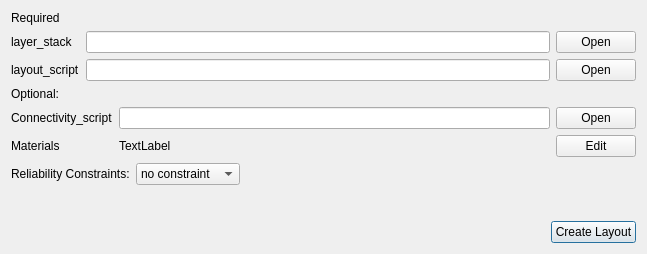
Qt form qt/ui/editLayout.ui (e3da/PowerSynth2-gui) before a commit.
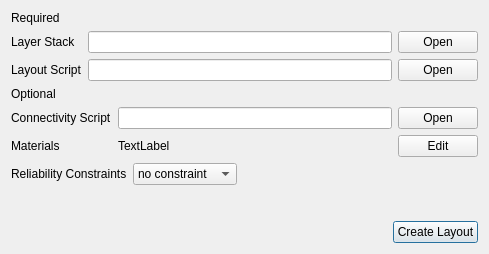
The same form after that commit.

What changed in the file:
```diff
--- a/qt/ui/editLayout.ui
+++ b/qt/ui/editLayout.ui
@@ -6,7 +6,7 @@
    <rect>
     <x>0</x>
     <y>0</y>
-    <width>647</width>
+    <width>489</width>
     <height>254</height>
    </rect>
   </property>
@@ -32,17 +32,11 @@
      <item>
       <widget class="QPushButton" name="btn_create_project">
        <property name="sizePolicy">
-        <sizepolicy hsizetype="Maximum" vsizetype="Preferred">
+        <sizepolicy hsizetype="Preferred" vsizetype="Preferred">
          <horstretch>0</horstretch>
          <verstretch>0</verstretch>
         </sizepolicy>
        </property>
-       <property name="maximumSize">
-        <size>
-         <width>100</width>
-         <height>16777215</height>
-        </size>
-       </property>
        <property name="text">
         <string>Create Layout</string>
        </property>
@@ -81,7 +75,7 @@
         </sizepolicy>
        </property>
        <property name="text">
-        <string>Reliability Constraints:</string>
+        <string>Reliability Constraints</string>
        </property>
       </widget>
      </item>
@@ -154,12 +148,6 @@
          <height>0</height>
         </size>
        </property>
-       <property name="maximumSize">
-        <size>
-         <width>85</width>
-         <height>16777215</height>
-        </size>
-       </property>
        <property name="text">
         <string>Open</string>
        </property>
@@ -168,7 +156,7 @@
      <item row="0" column="0">
       <widget class="QLabel" name="label_5">
        <property name="text">
-        <string>Connectivity_script</string>
+        <string>Connectivity Script</string>
        </property>
       </widget>
      </item>
@@ -187,6 +175,12 @@
      </item>
      <item row="1" column="1">
       <widget class="QLabel" name="default_mat_lib">
+       <property name="minimumSize">
+        <size>
+         <width>100</width>
+         <height>0</height>
+        </size>
+       </property>
        <property name="text">
         <string>TextLabel</string>
        </property>
@@ -227,12 +221,6 @@
          <height>0</height>
         </size>
        </property>
-       <property name="maximumSize">
-        <size>
-         <width>85</width>
-         <height>16777215</height>
-        </size>
-       </property>
        <property name="text">
         <string>Open</string>
        </property>
@@ -252,12 +240,6 @@
          <height>0</height>
         </size>
        </property>
-       <property name="maximumSize">
-        <size>
-         <width>85</width>
-         <height>16777215</height>
-        </size>
-       </property>
        <property name="text">
         <string>Open</string>
        </property>
@@ -266,14 +248,14 @@
      <item row="0" column="0">
       <widget class="QLabel" name="label_4">
        <property name="text">
-        <string>layer_stack</string>
+        <string>Layer Stack</string>
        </property>
       </widget>
      </item>
      <item row="1" column="0">
       <widget class="QLabel" name="label_2">
        <property name="text">
-        <string>layout_script</string>
+        <string>Layout Script</string>
        </property>
       </widget>
      </item>
@@ -292,7 +274,7 @@
    <item row="2" column="0">
     <widget class="QLabel" name="label_7">
      <property name="text">
-      <string>Optional:</string>
+      <string>Optional</string>
      </property>
     </widget>
    </item>
```
